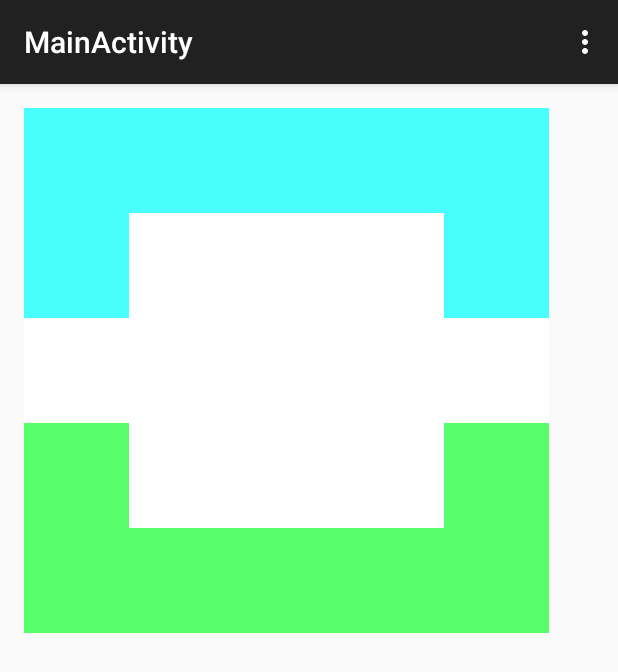
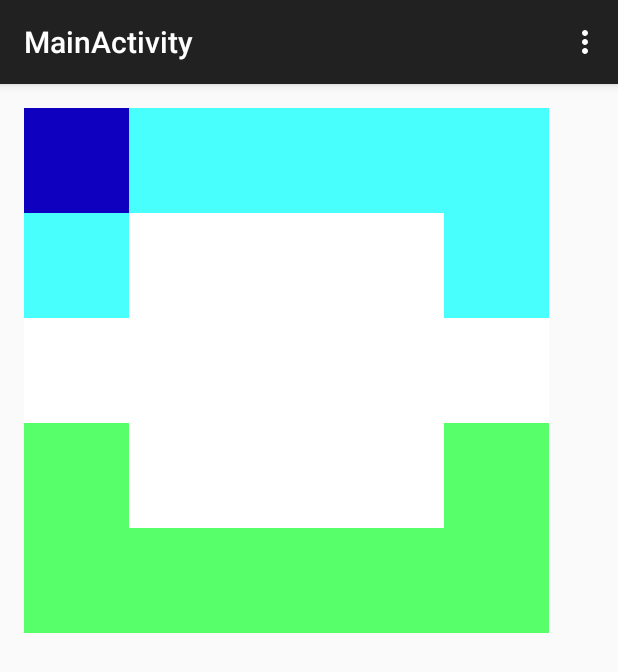
Before and after one commit to cohalz/Entropy, an Android app: the MainActivity screen opened directly, with no data from a screen before it, after a tap on an icon or button, on a phone screen of 412 x 824 dp. Shown: the top 672 px of the screen. Run offline under Robolectric (Android 15) with nearby library versions, the phone set to English and light mode, and no system bars.

Commit message:
change color

```diff
--- a/app/src/main/java/com/example/cohalz/entropy/MainActivity.java
+++ b/app/src/main/java/com/example/cohalz/entropy/MainActivity.java
@@ -1,5 +1,6 @@
 package com.example.cohalz.entropy;
 
+import android.graphics.Color;
 import android.support.v7.app.ActionBarActivity;
 import android.os.Bundle;
 import android.view.Menu;
@@ -10,19 +11,46 @@
 
 public class MainActivity extends ActionBarActivity {
 
+  TextView view[][] = new TextView[5][5];
   @Override
   protected void onCreate(Bundle savedInstanceState) {
     super.onCreate(savedInstanceState);
     setContentView(R.layout.activity_main);
-       // TextView view = (TextView)findViewById(R.id.textView0);
-        //view.setOnClickListener((View.OnClickListener) this);
+    view [0][0] = (TextView)findViewById(R.id.textView0);
+    view [0][1] = (TextView)findViewById(R.id.textView1);
+    view [0][2] = (TextView)findViewById(R.id.textView2);
+    view [0][3] = (TextView)findViewById(R.id.textView3);
+    view [0][4] = (TextView)findViewById(R.id.textView4);
+    view [1][0] = (TextView)findViewById(R.id.textView5);
+    view [1][1] = (TextView)findViewById(R.id.textView6);
+    view [1][2] = (TextView)findViewById(R.id.textView7);
+    view [1][3] = (TextView)findViewById(R.id.textView8);
+    view [1][4] = (TextView)findViewById(R.id.textView9);
+    view [2][0] = (TextView)findViewById(R.id.textView10);
+    view [2][1] = (TextView)findViewById(R.id.textView11);
+    view [2][2] = (TextView)findViewById(R.id.textView12);
+    view [2][3] = (TextView)findViewById(R.id.textView13);
+    view [2][4] = (TextView)findViewById(R.id.textView14);
+    view [3][1] = (TextView)findViewById(R.id.textView15);
+    view [3][1] = (TextView)findViewById(R.id.textView16);
+    view [3][2] = (TextView)findViewById(R.id.textView17);
+    view [3][3] = (TextView)findViewById(R.id.textView18);
+    view [3][4] = (TextView)findViewById(R.id.textView19);
+    view [4][0] = (TextView)findViewById(R.id.textView20);
+    view [4][1] = (TextView)findViewById(R.id.textView21);
+    view [4][2] = (TextView)findViewById(R.id.textView22);
+    view [4][3] = (TextView)findViewById(R.id.textView23);
+    view [4][4] = (TextView)findViewById(R.id.textView24);
   }
-   // public void onClick(View v) {
-
-    //    if (v.getId() == R.id.textView0) {
-     //       v.setBackgroundColor(111);
-       // }
-       // }
+  public void onClick(View v) {
+    for (int y = 0; y < 5;y++){
+      for(int x = 0; x < 5;x++){
+        if (v == view[y][x]) {
+          view[y][x].setBackgroundColor(Color.parseColor("#FF0F00C0"));
+        }
+      }
+    }
+  }
 
 
   @Override
```
Lines whose indentation alone changed are shown as unchanged.
